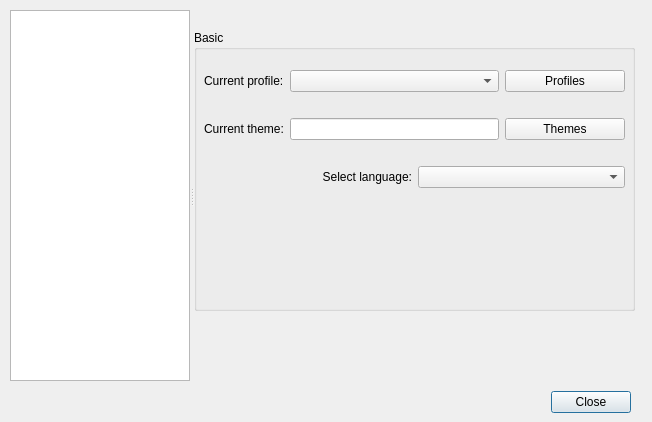
This is ui/options.ui in gitter-badger/simplechatclient as Qt 5 draws it before an edit. The edited form follows.
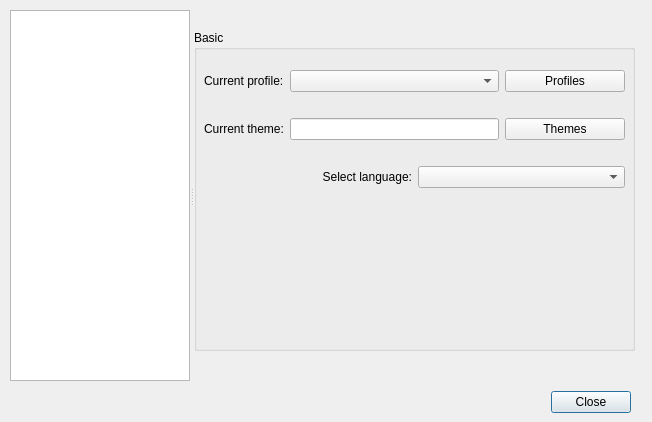
This is the edited form. Icons and pictures are not drawn.

Commit message:
options profile change when logged
added warning message

What changed in the file:
```diff
--- a/ui/options.ui
+++ b/ui/options.ui
@@ -94,7 +94,7 @@
         <x>0</x>
         <y>20</y>
         <width>441</width>
-        <height>281</height>
+        <height>321</height>
        </rect>
       </property>
       <property name="title">
@@ -112,7 +112,7 @@
          <x>10</x>
          <y>30</y>
          <width>421</width>
-         <height>231</height>
+         <height>241</height>
         </rect>
        </property>
        <layout class="QVBoxLayout" name="verticalLayout_10">
```
Left out of the diff: 15 changed lines with no effect on the pictures. The commit also changes 2 other files.
